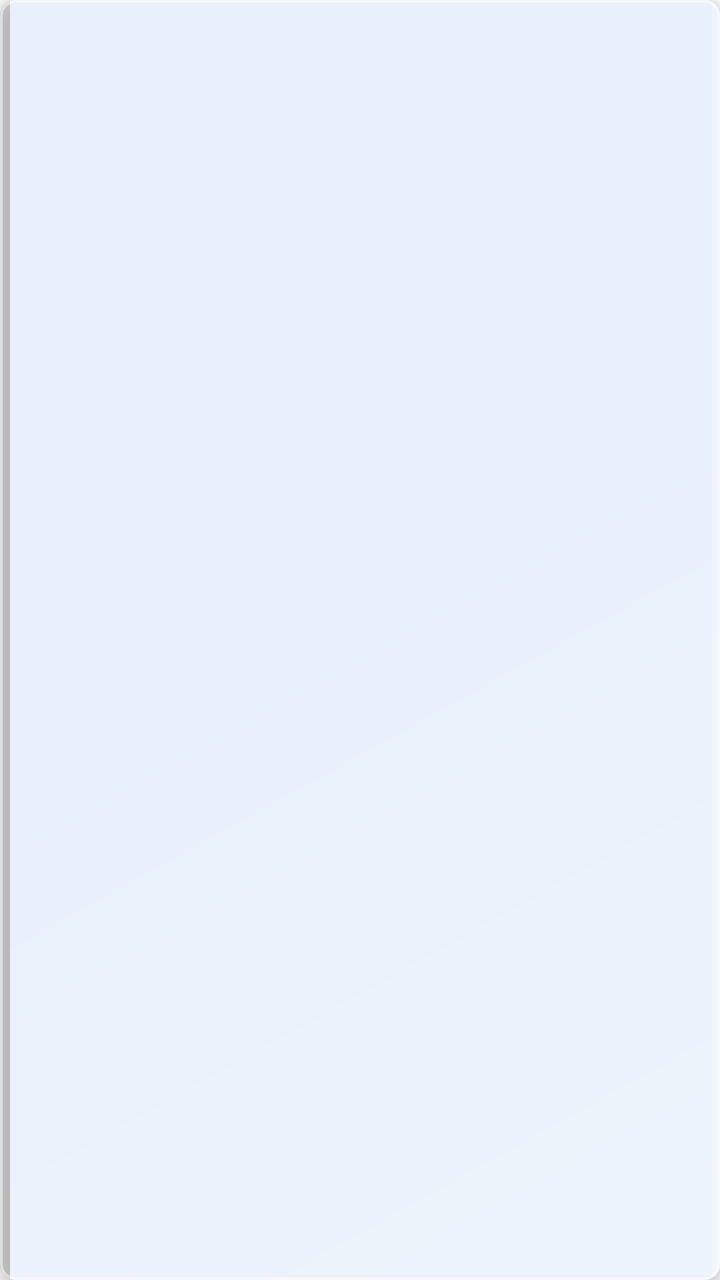
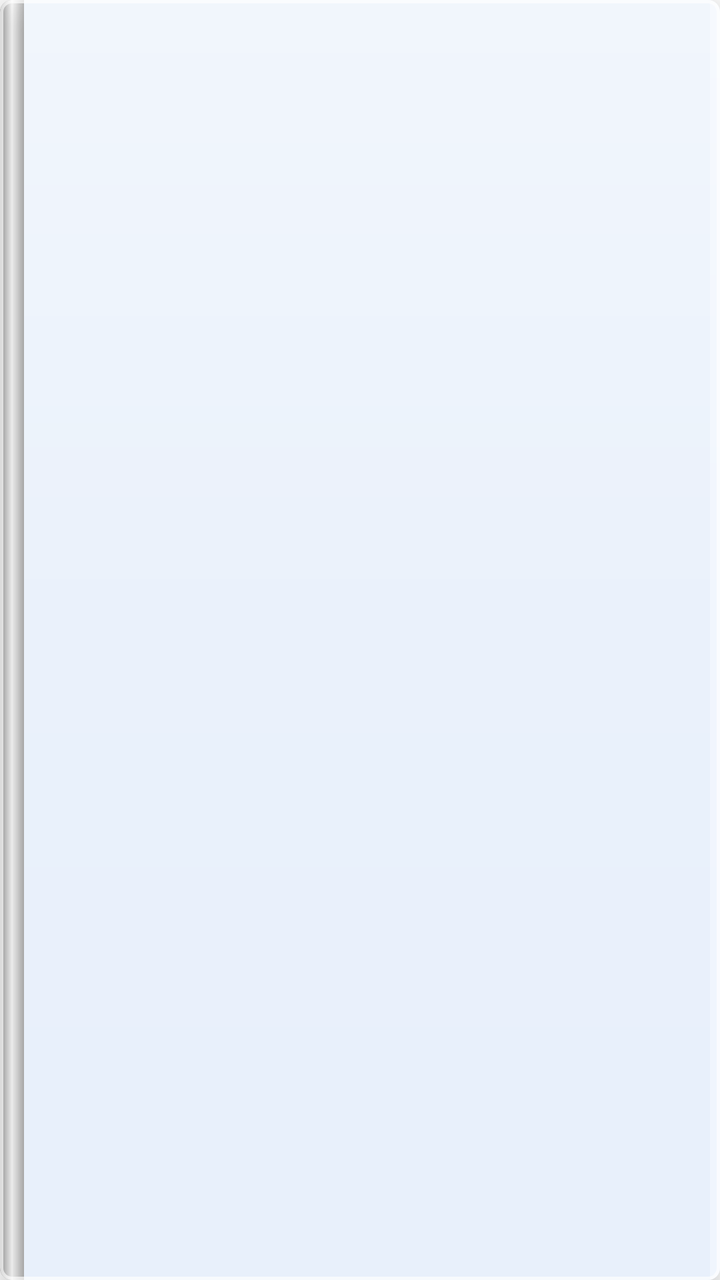

Compare the two renders of this Android layout. The source of the first and the diff that turns it into the second are given below.
<!-- AndroidManifest.xml: application theme Theme.White -->
<!-- res/layout/item_book.xml -->
<?xml version="1.0" encoding="utf-8"?>
<LinearLayout xmlns:android="http://schemas.android.com/apk/res/android"
    xmlns:app="http://schemas.android.com/apk/res-auto"
    android:layout_width="match_parent"
    android:layout_height="wrap_content"
    android:layout_marginStart="8dp"
    android:layout_marginEnd="8dp"
    android:layout_marginBottom="16dp"
    android:gravity="bottom|center_horizontal"
    android:orientation="vertical">

    <com.google.android.material.card.MaterialCardView
        android:id="@+id/coverCard"
        android:layout_width="match_parent"
        android:layout_height="wrap_content"
        app:cardBackgroundColor="#55FFFFFF"
        app:cardCornerRadius="8dp"
        app:cardElevation="8dp"
        app:strokeColor="#88FFFFFF"
        app:strokeWidth="1.2dp">

        <LinearLayout
            android:layout_width="match_parent"
            android:layout_height="wrap_content"
            android:orientation="horizontal">

            
            <View
                android:id="@+id/bookSpine"
                android:layout_width="5dp"
                android:layout_height="match_parent"
                android:background="#33000000" />

            <FrameLayout
                android:id="@+id/coverContainer"
                android:layout_width="0dp"
                android:layout_weight="1"
                android:layout_height="match_parent"
                android:background="@drawable/bg_cover_frame">

                <ImageView
                    android:id="@+id/coverImage"
                    android:layout_width="match_parent"
                    android:layout_height="match_parent"
                    android:contentDescription="@null"
                    android:scaleType="centerCrop"
                    android:visibility="gone" />

                <LinearLayout
                    android:id="@+id/coverFallback"
                    android:layout_width="match_parent"
                    android:layout_height="match_parent"
                    android:gravity="center"
                    android:orientation="vertical"
                    android:paddingStart="8dp"
                    android:paddingEnd="8dp"
                    android:paddingTop="10dp"
                    android:paddingBottom="10dp">

                    <TextView
                        android:id="@+id/fallbackTitle"
                        android:layout_width="match_parent"
                        android:layout_height="wrap_content"
                        android:ellipsize="end"
                        android:gravity="center"
                        android:maxLines="4"
                        android:textColor="#FFFFFFFF"
                        android:textSize="12sp"
                        android:textStyle="bold" />

                    <TextView
                        android:id="@+id/fallbackAuthor"
                        android:layout_width="match_parent"
                        android:layout_height="wrap_content"
                        android:layout_marginTop="4dp"
                        android:ellipsize="end"
                        android:gravity="center"
                        android:maxLines="1"
                        android:textColor="#BBD4F7"
                        android:textSize="10sp" />
                </LinearLayout>

                
                <View
                    android:layout_width="4dp"
                    android:layout_height="match_parent"
                    android:layout_gravity="end"
                    android:background="#44FFFFFF" />

                
                <View
                    android:layout_width="match_parent"
                    android:layout_height="match_parent"
                    android:background="@drawable/bg_glass_reflection" />

                <TextView
                    android:id="@+id/progressBadge"
                    android:layout_width="wrap_content"
                    android:layout_height="wrap_content"
                    android:layout_gravity="bottom|end"
                    android:layout_margin="6dp"
                    android:background="@drawable/bg_progress_pill"
                    android:paddingStart="6dp"
                    android:paddingTop="1dp"
                    android:paddingEnd="6dp"
                    android:paddingBottom="2dp"
                    android:textColor="#FFFFFFFF"
                    android:textSize="10sp"
                    android:textStyle="bold"
                    android:visibility="gone" />
            </FrameLayout>
        </LinearLayout>
    </com.google.android.material.card.MaterialCardView>

    <TextView
        android:id="@+id/bookTitle"
        android:layout_width="0dp"
        android:layout_height="0dp"
        android:visibility="gone" />

    <TextView
        android:id="@+id/bookAuthor"
        android:layout_width="0dp"
        android:layout_height="0dp"
        android:visibility="gone" />

</LinearLayout>
<!-- resources referenced by this layout -->
<resources>
  <!-- drawable bg_cover_frame (drawable) -->
  <shape xmlns:android="http://schemas.android.com/apk/res/android"
      android:shape="rectangle">
      <solid android:color="@color/blue_soft" />
  </shape>
  <!-- drawable bg_glass_reflection (drawable) -->
  <?xml version="1.0" encoding="utf-8"?>
  <shape xmlns:android="http://schemas.android.com/apk/res/android"
      android:shape="rectangle">
      <gradient
          android:angle="135"
          android:startColor="#40FFFFFF"
          android:centerColor="#08FFFFFF"
          android:endColor="#00FFFFFF"
          android:type="linear" />
  </shape>
  <!-- drawable bg_progress_pill (drawable) -->
  <shape xmlns:android="http://schemas.android.com/apk/res/android"
      android:shape="rectangle">
      <solid android:color="#E61E3A6B" />
      <corners android:radius="10dp" />
  </shape>
  <style name="Theme.White" parent="Theme.MaterialComponents.Light.NoActionBar">
          <item name="colorPrimary">@color/blue_primary</item>
          <item name="colorPrimaryVariant">@color/blue_deep</item>
          <item name="colorOnPrimary">@color/white</item>
          <item name="colorSecondary">@color/blue_mid</item>
          <item name="colorSecondaryVariant">@color/blue_deep</item>
          <item name="colorOnSecondary">@color/white</item>
          <item name="colorSurface">@color/white</item>
          <item name="colorOnSurface">@color/text_primary</item>
          <item name="android:windowBackground">@color/white</item>
          <item name="android:windowNoTitle">true</item>
          <item name="android:statusBarColor">@color/white</item>
          <item name="android:windowLightStatusBar">true</item>
          <item name="android:navigationBarColor">@color/white</item>
          <item name="android:windowLightNavigationBar" tools:targetApi="27">true</item>
          <item name="android:windowActionModeOverlay">true</item>
      </style>
  <color name="blue_soft">#FFE8F0FB</color>
  <color name="blue_primary">#FF2563EB</color>
  <color name="blue_deep">#FF0F2A4A</color>
  <color name="white">#FFFFFFFF</color>
  <color name="blue_mid">#FF1E4E8C</color>
  <color name="text_primary">#FF16233A</color>
</resources>

<!-- the commit's change to res/layout/item_book.xml (unified diff, before → after) -->
@@ -13,11 +13,11 @@
         android:id="@+id/coverCard"
         android:layout_width="match_parent"
         android:layout_height="wrap_content"
-        app:cardBackgroundColor="#55FFFFFF"
-        app:cardCornerRadius="8dp"
-        app:cardElevation="8dp"
-        app:strokeColor="#88FFFFFF"
-        app:strokeWidth="1.2dp">
+        app:cardBackgroundColor="#66FFFFFF"
+        app:cardCornerRadius="6dp"
+        app:cardElevation="10dp"
+        app:strokeColor="#AAFFFFFF"
+        app:strokeWidth="1.5dp">
 
         <LinearLayout
             android:layout_width="match_parent"
@@ -27,9 +27,9 @@
             
             <View
                 android:id="@+id/bookSpine"
-                android:layout_width="5dp"
+                android:layout_width="12dp"
                 android:layout_height="match_parent"
-                android:background="#33000000" />
+                android:background="@drawable/bg_book_spine" />
 
             <FrameLayout
                 android:id="@+id/coverContainer"
@@ -82,10 +82,10 @@
 
                 
                 <View
-                    android:layout_width="4dp"
+                    android:layout_width="5dp"
                     android:layout_height="match_parent"
                     android:layout_gravity="end"
-                    android:background="#44FFFFFF" />
+                    android:background="#55FFFFFF" />
 
                 
                 <View
<!-- resource entries referenced after the edit -->
@@ -1,5 +1,19 @@
 <!-- resources referenced by this layout -->
 <resources>
+  <!-- drawable bg_book_spine (drawable) -->
+  <?xml version="1.0" encoding="utf-8"?>
+  <shape xmlns:android="http://schemas.android.com/apk/res/android"
+      android:shape="rectangle">
+      <gradient
+          android:angle="0"
+          android:startColor="#66000000"
+          android:centerColor="#22FFFFFF"
+          android:endColor="#44000000"
+          android:type="linear" />
+      <corners
+          android:topLeftRadius="4dp"
+          android:bottomLeftRadius="4dp" />
+  </shape>
   <!-- drawable bg_cover_frame (drawable) -->
   <shape xmlns:android="http://schemas.android.com/apk/res/android"
       android:shape="rectangle">
@@ -10,9 +24,9 @@
   <shape xmlns:android="http://schemas.android.com/apk/res/android"
       android:shape="rectangle">
       <gradient
-          android:angle="135"
-          android:startColor="#40FFFFFF"
-          android:centerColor="#08FFFFFF"
+          android:angle="125"
+          android:startColor="#66FFFFFF"
+          android:centerColor="#18FFFFFF"
           android:endColor="#00FFFFFF"
           android:type="linear" />
   </shape>
